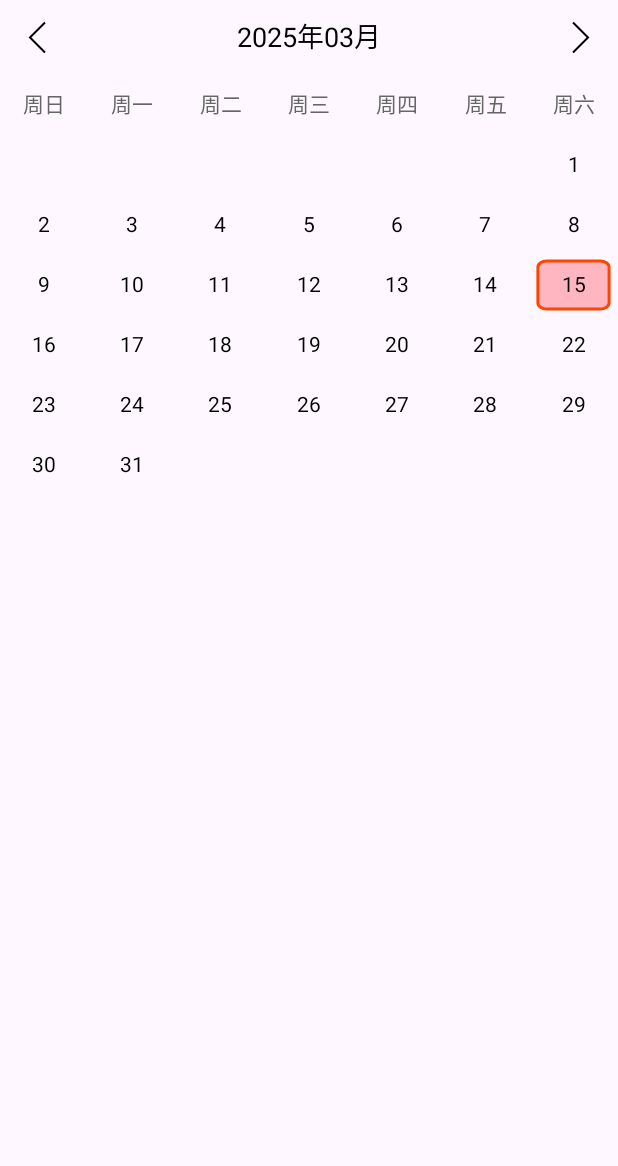
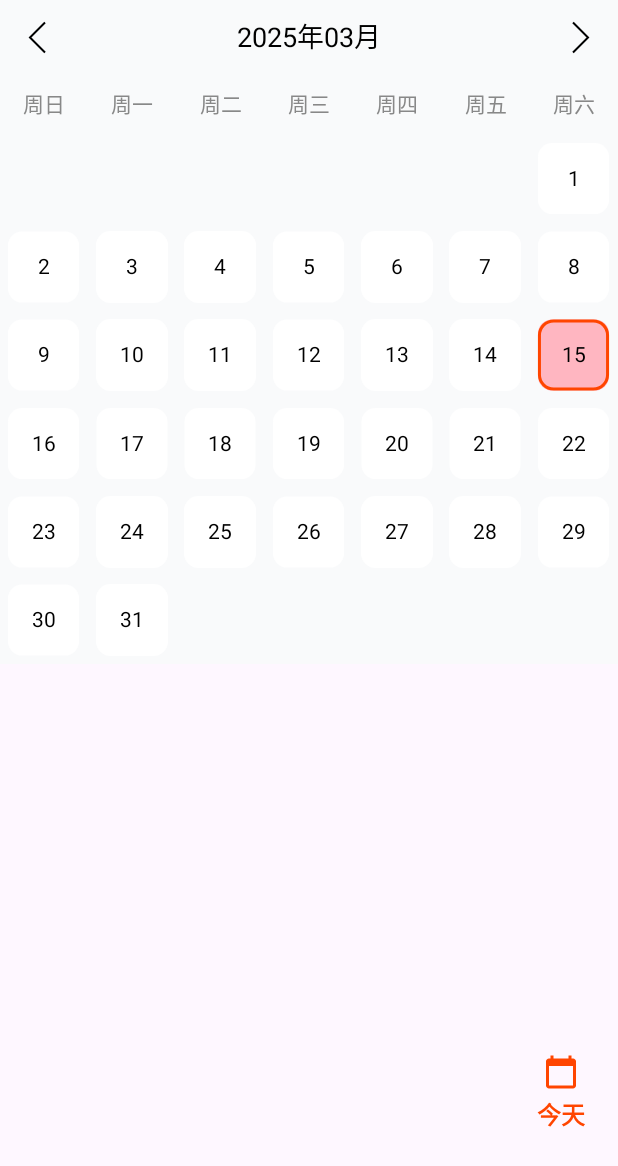
Before and after one commit to tzrgaga/CustomCalendarView, an Android app: the screen it shows after launch (MainActivity), on a phone screen of 412 x 824 dp. Shown: the top 1166 px of the screen. Run offline under Robolectric (Android 15) with nearby library versions, the phone set to English and light mode, and no system bars.

Commit message:
features improve.

```diff
--- a/app/src/main/java/com/example/myapplication/customcalendarviewdemo/MainActivity.kt
+++ b/app/src/main/java/com/example/myapplication/customcalendarviewdemo/MainActivity.kt
@@ -1,6 +1,7 @@
 package com.example.myapplication.customcalendarviewdemo
 
 import android.os.Bundle
+import android.widget.TextView
 import android.widget.Toast
 import androidx.activity.enableEdgeToEdge
 import androidx.appcompat.app.AppCompatActivity
@@ -45,6 +46,10 @@ class MainActivity : AppCompatActivity() {
             )
         }
 
+        findViewById<TextView>(R.id.return_today).setOnClickListener {
+            calendarView.navigateToToday()
+        }
+
     }
 
     //获取月份名称
--- a/app/src/main/java/com/example/myapplication/customcalendarviewdemo/calendar/CalendarDayView.kt
+++ b/app/src/main/java/com/example/myapplication/customcalendarviewdemo/calendar/CalendarDayView.kt
@@ -7,6 +7,7 @@ import android.graphics.Paint
 import android.graphics.RectF
 import android.util.AttributeSet
 import android.view.View
+import kotlin.math.min
 
 /**
  * 日历单元格视图
@@ -33,14 +34,16 @@ class CalendarDayView @JvmOverloads constructor(
 
     // 绘制工具
     private val dayTextPaint = Paint(Paint.ANTI_ALIAS_FLAG)
-    private val selectedDayPaint = Paint(Paint.ANTI_ALIAS_FLAG)
+    private val selectedDayBgPaint = Paint(Paint.ANTI_ALIAS_FLAG)
     private val todayPaint = Paint(Paint.ANTI_ALIAS_FLAG)
+    private val dayBgPaint = Paint(Paint.ANTI_ALIAS_FLAG)
 
     init {
         // 初始化绘制工具
         dayTextPaint.textAlign = Paint.Align.CENTER
-        selectedDayPaint.style = Paint.Style.FILL
+        selectedDayBgPaint.style = Paint.Style.FILL
         todayPaint.style = Paint.Style.STROKE
+        dayBgPaint.style = Paint.Style.FILL
     }
 
     /**
@@ -58,34 +61,55 @@ class CalendarDayView @JvmOverloads constructor(
                 // 设置日期文本样式
                 dayTextPaint.textSize = attrs.dayTextSize /** resources.displayMetrics.density*/
                 dayTextPaint.color = attrs.dayTextColor
+                dayBgPaint.color = attrs.dayBgColor
 
                 // 设置选中日期样式
-                selectedDayPaint.color = attrs.selectedDayBackgroundColor
+                selectedDayBgPaint.color = attrs.selectedDayBackgroundColor
 
                 // 设置今天样式
                 todayPaint.color = attrs.todayTextColor
                 todayPaint.strokeWidth = attrs.selectedBorderWidth
 
+                // 计算正方形的大小和位置（居中，并留出一点边距）
+                val padding = min(width, height) * 0.05f
+                val size = min(width, height) - (2 * padding)
+                val left = (width - size) / 2f
+                val top = (height - size) / 2f
+
                 // 绘制单元格背景（如果被选中）
                 if (isSelected) {
-                    val cellRect = RectF(
-                        width * 0.1f,
-                        height * 0.1f,
-                        width * 0.9f,
-                        height * 0.9f
+                    canvas.drawRoundRect(
+                        left,
+                        top,
+                        left + size,
+                        top + size,
+                        size * 0.2f,
+                        size * 0.2f,
+                        selectedDayBgPaint
                     )
-                    canvas.drawRoundRect(cellRect, width * 0.1f, height * 0.1f, selectedDayPaint)
+                } else {
+                    canvas.drawRoundRect(
+                        left,
+                        top,
+                        left + size,
+                        top + size,
+                        size * 0.2f,
+                        size * 0.2f,
+                        dayBgPaint
+                    )
                 }
 
                 // 绘制今天的边框
                 if (isToday) {
-                    val cellRect = RectF(
-                        width * 0.1f,
-                        height * 0.1f,
-                        width * 0.9f,
-                        height * 0.9f
+                    canvas.drawRoundRect(
+                        left + attrs.selectedBorderWidth / 2,
+                        top + attrs.selectedBorderWidth / 2,
+                        left + size - attrs.selectedBorderWidth / 2,
+                        top + size - attrs.selectedBorderWidth / 2,
+                        size * 0.2f,
+                        size * 0.2f,
+                        todayPaint
                     )
-                    canvas.drawRoundRect(cellRect, width * 0.1f, height * 0.1f, todayPaint)
                 }
 
                 // 绘制日期文本
--- a/app/src/main/java/com/example/myapplication/customcalendarviewdemo/calendar/CalendarMonthView.kt
+++ b/app/src/main/java/com/example/myapplication/customcalendarviewdemo/calendar/CalendarMonthView.kt
@@ -2,13 +2,12 @@ package com.example.myapplication.customcalendarviewdemo.calendar
 
 import android.annotation.SuppressLint
 import android.content.Context
-import android.graphics.Canvas
-import android.graphics.Paint
 import android.util.AttributeSet
 import android.view.GestureDetector
 import android.view.MotionEvent
 import android.view.ViewGroup
 import java.util.Calendar
+import kotlin.math.min
 
 /**
  * 日历月视图
@@ -39,15 +38,9 @@ class CalendarMonthView @JvmOverloads constructor(
     // 日期单元格视图
     private val dayCells = mutableListOf<CalendarDayView>()
 
-    // 星期文本绘制工具
-    private val weekdayPaint = Paint(Paint.ANTI_ALIAS_FLAG)
-
     // 单元格大小
     private var cellWidth: Float = 0f
     private var cellHeight: Float = 0f
-
-    // 星期标题
-    private val weekdays = arrayOf("周日", "周一", "周二", "周三", "周四", "周五", "周六")
 
     // 日期点击回调
     private var onDayClickListener: ((year: Int, month: Int, day: Int) -> Unit)? = null
@@ -58,10 +51,11 @@ class CalendarMonthView @JvmOverloads constructor(
 
         override fun onSingleTapUp(e: MotionEvent): Boolean {
             // 忽略星期行
-            if (e.y < (calendarAttrs?.weekdayRowHeight ?: 0f)) return false
+//            if (e.y < (calendarAttrs?.weekdayRowHeight ?: 0f)) return false
 
             // 计算点击的行列
-            val row = ((e.y - (calendarAttrs?.weekdayRowHeight ?: 0f)) / cellHeight).toInt()
+//            val row = ((e.y - (calendarAttrs?.weekdayRowHeight ?: 0f)) / cellHeight).toInt()
+            val row = (e.y  / cellHeight).toInt()
             val col = (e.x / cellWidth).toInt()
 
             // 计算点击的日期索引
@@ -89,11 +83,6 @@ class CalendarMonthView @JvmOverloads constructor(
         val isCurrentMonth: Boolean
     )
 
-    init {
-        setWillNotDraw(false)
-        // 初始化绘制工具
-        weekdayPaint.textAlign = Paint.Align.CENTER
-    }
 
     /**
      * 设置月份数据
@@ -230,10 +219,9 @@ class CalendarMonthView @JvmOverloads constructor(
      */
     override fun onSizeChanged(w: Int, h: Int, oldw: Int, oldh: Int) {
         super.onSizeChanged(w, h, oldw, oldh)
-
         // 计算单元格大小
         cellWidth = w / 7f
-        cellHeight = (h - (calendarAttrs?.weekdayRowHeight ?: 0f)) / 6f
+        cellHeight = cellWidth
 
         requestLayout()
     }
@@ -247,7 +235,9 @@ class CalendarMonthView @JvmOverloads constructor(
 
         // 计算单元格大小
         cellWidth = width / 7f
-        cellHeight = (height - (calendarAttrs?.weekdayRowHeight ?: 0f)) / 6f
+        cellHeight = cellWidth
+
+        val totalHeight = cellHeight * 6
 
         // 测量日期单元格
         val cellWidthSpec = MeasureSpec.makeMeasureSpec(cellWidth.toInt(), MeasureSpec.EXACTLY)
@@ -257,13 +247,18 @@ class CalendarMonthView @JvmOverloads constructor(
             dayCell.measure(cellWidthSpec, cellHeightSpec)
         }
 
-        setMeasuredDimension(width, height)
+        setMeasuredDimension(width, totalHeight.toInt())
     }
 
     /**
      * 布局子视图
      */
     override fun onLayout(changed: Boolean, l: Int, t: Int, r: Int, b: Int) {
+        //计算正方形单元格的大小(取宽度方向的七分之一)
+        val cellSize = width / 7f
+        //单元格间距
+        val padding = cellSize * 0.05f
+
         // 布局日期单元格
         for (i in dayCells.indices) {
             if (i >= daysInMonth.size) break
@@ -271,36 +266,13 @@ class CalendarMonthView @JvmOverloads constructor(
             val row = i / 7
             val col = i % 7
 
-            val left = (col * cellWidth).toInt()
-            val top = ((calendarAttrs?.weekdayRowHeight ?: 0f) + row * cellHeight).toInt()
-            val right = ((col + 1) * cellWidth).toInt()
-            val bottom = ((calendarAttrs?.weekdayRowHeight ?: 0f) + (row + 1) * cellHeight).toInt()
+            val left = (col * cellSize + padding).toInt()
+            val top = (row * cellSize + padding).toInt()
+            val right = ((col + 1) * cellSize - padding).toInt()
+            val bottom = ((row + 1) * cellSize - padding).toInt()
 
             dayCells[i].layout(left, top, right, bottom)
         }
     }
 
-    /**
-     * 绘制视图
-     */
-    override fun onDraw(canvas: Canvas) {
-        super.onDraw(canvas)
-
-        calendarAttrs?.let { attrs ->
-            // 设置星期文本样式
-            weekdayPaint.textSize = attrs.weekdayTextSize /** resources.displayMetrics.density*/
-            weekdayPaint.color = attrs.weekdayTextColor
-
-            // 绘制星期行
-            val weekdayY = attrs.weekdayRowHeight / 2f + (weekdayPaint.descent() - weekdayPaint.ascent()) / 2f - weekdayPaint.descent()
-            for (i in 0 until 7) {
-                canvas.drawText(
-                    weekdays[i],
-                    cellWidth * i + cellWidth / 2f,
-                    weekdayY,
-                    weekdayPaint
-                )
-            }
-        }
-    }
 }
--- /dev/null
+++ b/app/src/main/java/com/example/myapplication/customcalendarviewdemo/calendar/CalendarWeekdayHeaderView.kt
@@ -0,0 +1,60 @@
+package com.example.myapplication.customcalendarviewdemo.calendar
+
+import android.content.Context
+import android.graphics.Canvas
+import android.graphics.Paint
+import android.util.AttributeSet
+import android.view.View
+import com.example.myapplication.customcalendarviewdemo.R
+
+/**
+ * 日历星期标题栏
+ */
+class CalendarWeekdayHeaderView @JvmOverloads constructor(
+    context: Context,
+    attrs: AttributeSet? = null,
+    defStyleAttr: Int = 0
+) : View(context, attrs, defStyleAttr) {
+
+    //日历属性
+    var calendarAttrs: CalendarViewAttrs? = null
+
+    //星期文本绘制工具
+    private val weekdayPaint = Paint(Paint.ANTI_ALIAS_FLAG).apply {
+        textAlign = Paint.Align.CENTER
+    }
+
+    //单元格宽度
+    private var cellWidth: Float = 0f
+
+    //星期标题
+    private val weekdays: Array<String> = context.resources.getStringArray(R.array.weekdays)
+
+    override fun onSizeChanged(w: Int, h: Int, oldw: Int, oldh: Int) {
+        super.onSizeChanged(w, h, oldw, oldh)
+        //计算单元格宽度
+        cellWidth = w / 7f
+    }
+
+    override fun onDraw(canvas: Canvas) {
+        super.onDraw(canvas)
+        calendarAttrs?.let { attrs ->
+            //设置文本样式
+            weekdayPaint.textSize = attrs.weekdayTextSize
+            weekdayPaint.color = attrs.weekdayTextColor
+
+            //绘制星期行
+            val weekdayY =
+                height / 2f + (weekdayPaint.descent() - weekdayPaint.ascent()) / 2f - weekdayPaint.descent()
+            for (i in 0 until 7) {
+                canvas.drawText(
+                    weekdays[i],
+                    cellWidth * i + cellWidth / 2f,
+                    weekdayY,
+                    weekdayPaint
+                )
+            }
+        }
+    }
+
+}
--- a/app/src/main/java/com/example/myapplication/customcalendarviewdemo/calendar/CustomCalendarView.kt
+++ b/app/src/main/java/com/example/myapplication/customcalendarviewdemo/calendar/CustomCalendarView.kt
@@ -1,6 +1,7 @@
 package com.example.myapplication.customcalendarviewdemo.calendar
 
 import android.content.Context
+import android.content.res.TypedArray
 import android.graphics.Color
 import android.util.AttributeSet
 import android.view.ViewGroup
@@ -18,12 +19,13 @@ data class CalendarViewAttrs(
     var weekdayTextColor: Int = Color.GRAY,
     var dayTextSize: Float = 14f,
     var dayTextColor: Int = Color.BLACK,
+    var dayBgColor: Int = Color.WHITE,
     var selectedDayBackgroundColor: Int = Color.rgb(255, 192, 203),//浅粉色
     var todayTextColor: Int = Color.BLACK,
     var selectedBorderWidth: Float = 2f,
-    var cellHeight: Float = 40f,
+    var cellHeight: Float = 45f,
     var headerHeight: Float = 50f,
-    var weekdayRowHeight: Float = 40f,
+    var weekdayRowHeight: Float = 32f,
 )
 
 /**
@@ -39,6 +41,8 @@ class CustomCalendarView @JvmOverloads constructor(
     private val attrs = CalendarViewAttrs()
 
     private val titleView: CalendarTitleView
+
+    private val weekdayHeaderView:CalendarWeekdayHeaderView
 
     //日历页面
     private val calendarPager: ViewPager2
@@ -67,6 +71,12 @@ class CustomCalendarView @JvmOverloads constructor(
         }
         addView(titleView)
 
+        //初始化星期标题
+        weekdayHeaderView = CalendarWeekdayHeaderView(context).apply {
+            calendarAttrs = this@CustomCalendarView.attrs
+        }
+        addView(weekdayHeaderView)
+
         // 初始化ViewPager
         calendarPager = ViewPager2(context).apply {
             adapter = CalendarPagerAdapter().apply {
@@ -84,7 +94,7 @@ class CustomCalendarView @JvmOverloads constructor(
                     updateDisplayDate(monthDiff)
                 }
             })
-            setPageTransformer(MarginPageTransformer(20))
+            setPageTransformer(MarginPageTransformer(100))
         }
         addView(calendarPager)
 
@@ -97,9 +107,9 @@ class CustomCalendarView @JvmOverloads constructor(
      */
     private fun parseAttributes(attrs: AttributeSet?) {
         if (attrs == null) return
-
-        val typedArray = context.obtainStyledAttributes(attrs, R.styleable.CustomCalendarView)
-
+        var typedArray:TypedArray? =null
+        try {
+            typedArray = context.obtainStyledAttributes(attrs, R.styleable.CustomCalendarView)
             with(this.attrs) {
                 titleTextSize = typedArray.getDimension(R.styleable.CustomCalendarView_titleTextSize, titleTextSize)
                 titleTextColor = typedArray.getColor(R.styleable.CustomCalendarView_titleTextColor, titleTextColor)
@@ -107,6 +117,7 @@ class CustomCalendarView @JvmOverloads constructor(
                 weekdayTextColor = typedArray.getColor(R.styleable.CustomCalendarView_weekdayTextColor, weekdayTextColor)
                 dayTextSize = typedArray.getDimension(R.styleable.CustomCalendarView_dayTextSize, dayTextSize)
                 dayTextColor = typedArray.getColor(R.styleable.CustomCalendarView_dayTextColor, dayTextColor)
+                dayBgColor = typedArray.getColor(R.styleable.CustomCalendarView_dayBgColor, dayBgColor)
                 selectedDayBackgroundColor = typedArray.getColor(R.styleable.CustomCalendarView_selectedDayBackgroundColor, selectedDayBackgroundColor)
                 todayTextColor = typedArray.getColor(R.styleable.CustomCalendarView_todayTextColor, todayTextColor)
                 selectedBorderWidth = typedArray.getDimension(R.styleable.CustomCalendarView_selectedBorderWidth, selectedBorderWidth)
@@ -114,8 +125,9 @@ class CustomCalendarView @JvmOverloads constructor(
                 headerHeight = typedArray.getDimension(R.styleable.CustomCalendarView_headerHeight, headerHeight)
                 weekdayRowHeight = typedArray.getDimension(R.styleable.CustomCalendarView_weekdayRowHeight, weekdayRowHeight)
             }
-
-        typedArray.recycle()
+        } finally {
+            typedArray?.recycle()
+        }
     }
 
     /**
@@ -124,17 +136,26 @@ class CustomCalendarView @JvmOverloads constructor(
     override fun onMeasure(widthMeasureSpec: Int, heightMeasureSpec: Int) {
         val width = MeasureSpec.getSize(widthMeasureSpec)
 
+        //计算单元格大小为正方形
+        val cellSize = width / 7f
+
         // 计算日历总高度 = 标题高度 + 星期行高度 + 6行日期高度(最多6行)
-        val totalHeight = attrs.headerHeight + attrs.weekdayRowHeight + (6 * attrs.cellHeight)
+        val totalHeight = attrs.headerHeight + attrs.weekdayRowHeight + (6 * cellSize)
 
         // 测量标题栏
         val titleWidthSpec = MeasureSpec.makeMeasureSpec(width, MeasureSpec.EXACTLY)
         val titleHeightSpec = MeasureSpec.makeMeasureSpec(attrs.headerHeight.toInt(), MeasureSpec.EXACTLY)
         titleView.measure(titleWidthSpec, titleHeightSpec)
 
+        //测量星期标题
+        val weekdayHeaderWidthSpec = MeasureSpec.makeMeasureSpec(width, MeasureSpec.EXACTLY)
+        val weekdayHeaderHeightSpec = MeasureSpec.makeMeasureSpec(attrs.weekdayRowHeight.toInt(),MeasureSpec.EXACTLY)
+        weekdayHeaderView.measure(weekdayHeaderWidthSpec,weekdayHeaderHeightSpec)
+
         // 测量日历页面
         val pagerWidth = width
-        val pagerHeight = (totalHeight - attrs.headerHeight).toInt()
+        // 使用6行正方形单元格的高度
+        val pagerHeight = (cellSize * 6).toInt()
         val pagerWidthSpec = MeasureSpec.makeMeasureSpec(pagerWidth, MeasureSpec.EXACTLY)
         val pagerHeightSpec = MeasureSpec.makeMeasureSpec(pagerHeight, MeasureSpec.EXACTLY)
         calendarPager.measure(pagerWidthSpec, pagerHeightSpec)
@@ -152,12 +173,20 @@ class CustomCalendarView @JvmOverloads constructor(
         // 布局标题栏
         titleView.layout(0, 0, titleView.measuredWidth, titleView.measuredHeight)
 
+        //星期标题栏
+        weekdayHeaderView.layout(
+            0,
+            titleView.measuredHeight,
+            weekdayHeaderView.measuredWidth,
+            titleView.measuredHeight + weekdayHeaderView.measuredHeight
+        )
+
         // 布局日历页面
         calendarPager.layout(
             0,
-            titleView.measuredHeight,
+            titleView.measuredHeight + weekdayHeaderView.measuredHeight,
             calendarPager.measuredWidth,
-            titleView.measuredHeight + calendarPager.measuredHeight
+            titleView.measuredHeight + weekdayHeaderView.measuredHeight + calendarPager.measuredHeight
         )
     }
 
@@ -189,6 +218,20 @@ class CustomCalendarView @JvmOverloads constructor(
      */
     private fun navigateToNextMonth() {
         calendarPager.currentItem += 1
+    }
+
+    fun navigateToToday() {
+        val today = Calendar.getInstance()
+        val year = today.get(Calendar.YEAR)
+        val month = today.get(Calendar.MONTH)
+        val day = today.get(Calendar.DAY_OF_MONTH)
+
+        setDate(year, month, day)
+
+        calendarPager.setCurrentItem(Int.MAX_VALUE/2,true)
+
+        onDateSelectedListener?.invoke(year, month, day)
+
     }
 
     /**
@@ -259,11 +302,6 @@ class CustomCalendarView @JvmOverloads constructor(
                     holder.calendarMonthView.clearSelectedDay()
                 }
             } ?: holder.calendarMonthView.clearSelectedDay()
-
-            // 如果是当前显示的月份，标记选中日期
-//            if (monthDiff == calendarPager.currentItem - (Int.MAX_VALUE / 2)) {
-//                holder.calendarMonthView.setSelectedDay(currentDate.get(Calendar.DAY_OF_MONTH))
-//            }
         }
 
         override fun getItemCount(): Int = Int.MAX_VALUE
--- /dev/null
+++ b/app/src/main/res/drawable/return_to_today.xml
@@ -0,0 +1,12 @@
+<vector xmlns:android="http://schemas.android.com/apk/res/android"
+    android:width="24dp"
+    android:height="24dp"
+    android:tint="#FF4500"
+    android:viewportWidth="24"
+    android:viewportHeight="24">
+
+    <path
+        android:fillColor="@android:color/white"
+        android:pathData="M20,3h-1L19,1h-2v2L7,3L7,1L5,1v2L4,3c-1.1,0 -2,0.9 -2,2v16c0,1.1 0.9,2 2,2h16c1.1,0 2,-0.9 2,-2L22,5c0,-1.1 -0.9,-2 -2,-2zM20,21L4,21L4,8h16v13z" />
+
+</vector>
--- a/app/src/main/res/layout/activity_main.xml
+++ b/app/src/main/res/layout/activity_main.xml
@@ -15,7 +15,7 @@
         app:titleTextSize="18sp"
         app:titleTextColor="#000000"
         app:weekdayTextSize="14sp"
-        app:weekdayTextColor="#666666"
+        app:weekdayTextColor="#888888"
         app:dayTextSize="14sp"
         app:dayTextColor="#000000"
         app:selectedDayBackgroundColor="#FFB6C1"
@@ -24,7 +24,26 @@
         app:headerHeight="50dp"
         app:weekdayRowHeight="40dp"
         app:cellHeight="40dp"
+        android:background="#F9FAFB"
         android:layout_width="match_parent"
         android:layout_height="wrap_content" />
 
+    <TextView
+        android:id="@+id/return_today"
+        app:drawableTopCompat="@drawable/return_to_today"
+        app:layout_constraintEnd_toEndOf="parent"
+        app:layout_constraintBottom_toBottomOf="parent"
+        app:layout_constraintTop_toBottomOf="@id/calendar_view"
+        android:layout_marginEnd="16dp"
+        android:text="今天"
+        android:drawablePadding="4dp"
+        android:textStyle="bold"
+        android:textSize="16sp"
+        android:textColor="#FF4500"
+        android:padding="6dp"
+        android:background="?selectableItemBackgroundBorderless"
+        app:layout_constraintVertical_bias="0.8"
+        android:layout_width="wrap_content"
+        android:layout_height="wrap_content" />
+
 </androidx.constraintlayout.widget.ConstraintLayout>
--- a/app/src/main/res/values/attrs.xml
+++ b/app/src/main/res/values/attrs.xml
@@ -7,6 +7,7 @@
         <attr name="weekdayTextColor" format="color"/>
         <attr name="dayTextSize" format="dimension"/>
         <attr name="dayTextColor" format="color"/>
+        <attr name="dayBgColor" format="color"/>
         <attr name="selectedDayBackgroundColor" format="color"/>
         <attr name="todayTextColor" format="color"/>
         <attr name="selectedBorderWidth" format="dimension"/>
--- a/app/src/main/res/values/strings.xml
+++ b/app/src/main/res/values/strings.xml
@@ -1,3 +1,24 @@
 <resources>
     <string name="app_name">CustomCalendarViewDemo</string>
+
+   <!-- <string-array name="weekdays">
+        <item>Sun</item>
+        <item>Mon</item>
+        <item>Tue</item>
+        <item>Wed</item>
+        <item>Thu</item>
+        <item>Fri</item>
+        <item>Sat</item>
+    </string-array>-->
+
+    <string-array name="weekdays">
+        <item>周日</item>
+        <item>周一</item>
+        <item>周二</item>
+        <item>周三</item>
+        <item>周四</item>
+        <item>周五</item>
+        <item>周六</item>
+    </string-array>
+
 </resources>
```
Lines whose indentation alone changed are shown as unchanged.
